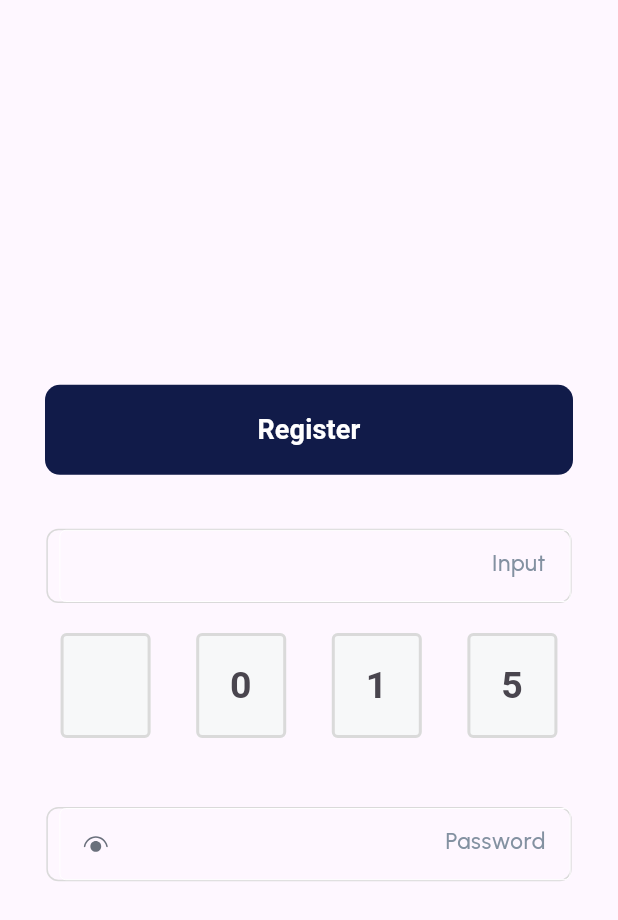
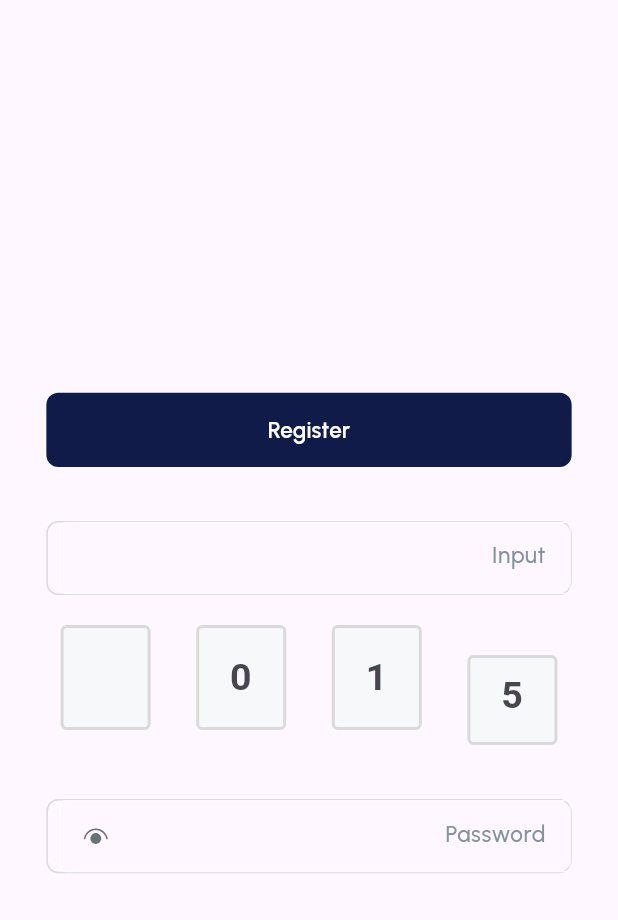
Before and after one commit to Nada52/Tanzeem, a Flutter app: the screen it shows after launch, on a phone screen of 412 x 824 dp. Shown: the top 920 px of the screen. Run offline on Flutter 3.47's test engine with Material 3 defaults, Android fonts, the phone set to English and light mode, and no system bars; our stand-ins replace flutter_svg, google_fonts.

Commit message:
make it responsive

```diff
--- a/lib/widgets/otp_verification_row.dart
+++ b/lib/widgets/otp_verification_row.dart
@@ -11,7 +11,7 @@ class OtpVerificationRow extends StatelessWidget {
       children: [
         Container(
           width: 60,
-          height: 100,
+          height: 60,
           child: OtpTextFormField(
             hintText: '5',
             controller: TextEditingController(),
--- a/lib/widgets/tanzeem_button.dart
+++ b/lib/widgets/tanzeem_button.dart
@@ -1,4 +1,5 @@
 import 'package:flutter/material.dart';
+import 'package:google_fonts/google_fonts.dart';
 import 'package:tanzeem/constants/colors.dart';
 
 class TanzeemButton extends StatelessWidget {
@@ -13,21 +14,21 @@ class TanzeemButton extends StatelessWidget {
     double height = MediaQuery.of(context).size.height;
     double width = MediaQuery.of(context).size.width;
     return Container(
-      width: 380,
-      height: 60,
+      width: width*0.85,
+          height: height * 0.06,
       margin: const EdgeInsets.all(20),
       decoration: BoxDecoration(
         color:  kPrimaryColor,
-        borderRadius: BorderRadius.circular(10),
+        borderRadius: BorderRadius.circular(8),
       ),
       child: MaterialButton(
         onPressed: onPressed,
         child: Text(text,
-            style: const TextStyle(
-          color: Colors.white,
-          fontWeight: FontWeight.bold,
-              fontSize: 18,
-        )),
+            style: GoogleFonts.urbanist(
+                  fontSize: 15,
+                  color:  Colors.white,
+                  fontWeight: FontWeight.w600
+                ),),
       ),
     );
   }
--- a/lib/widgets/tanzeem_text_form_field.dart
+++ b/lib/widgets/tanzeem_text_form_field.dart
@@ -11,7 +11,7 @@ class TanzeemTextFormField extends StatelessWidget {
   final String? Function(String?)? validator;
   final bool obscureText ;
 
-   TanzeemTextFormField(
+   const TanzeemTextFormField(
       {
       required this.hint,
       this.controller,
```
